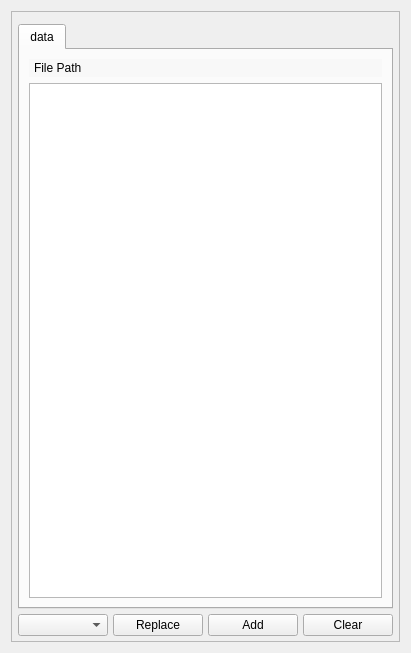
Old version of the form mdaviz/resources/select_fields_table_view.ui in the repository BCDA-APS/mdaviz.
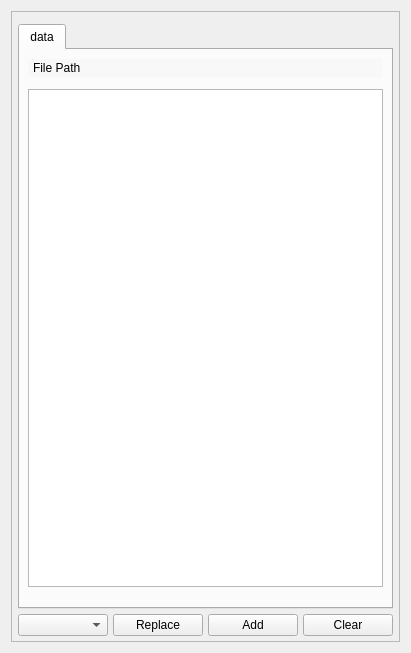
New version of the form.

Commit message: #77 add file path to the field table view panel

```diff
--- a/mdaviz/resources/select_fields_table_view.ui
+++ b/mdaviz/resources/select_fields_table_view.ui
@@ -54,6 +54,18 @@
            <string>data</string>
           </attribute>
           <layout class="QVBoxLayout" name="verticalLayout_5">
+           <property name="spacing">
+            <number>12</number>
+           </property>
+           <property name="leftMargin">
+            <number>8</number>
+           </property>
+           <property name="rightMargin">
+            <number>8</number>
+           </property>
+           <property name="bottomMargin">
+            <number>20</number>
+           </property>
            <item>
             <widget class="QLabel" name="filePath_label">
              <property name="styleSheet">
```
The commit also changes 1 other file.
